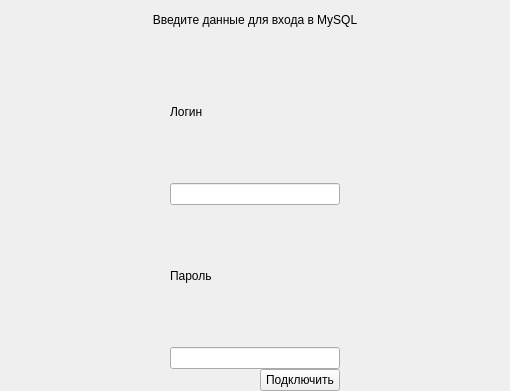
Before: the Qt Designer form assets/ui/connector.ui in Bavalionprolate/face-look, drawn with Qt 5.
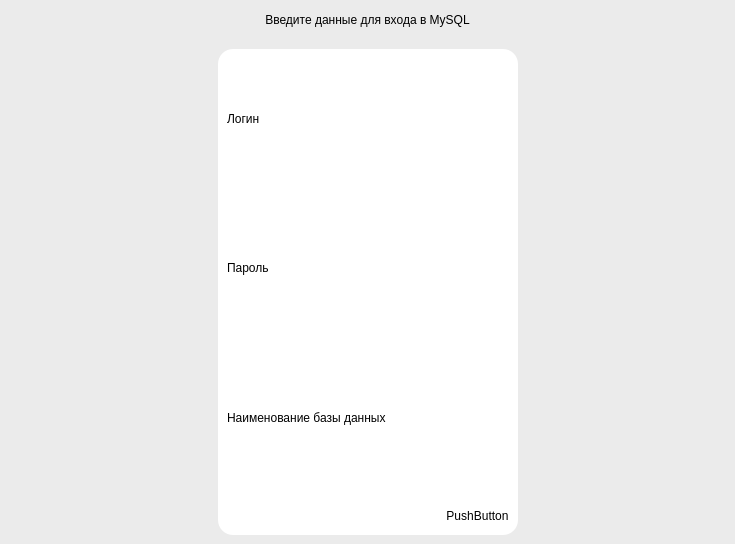
After: the same form once the commit is applied.

Patch:
```diff
--- a/assets/ui/connector.ui
+++ b/assets/ui/connector.ui
@@ -6,13 +6,16 @@
    <rect>
     <x>0</x>
     <y>0</y>
-    <width>510</width>
-    <height>391</height>
+    <width>735</width>
+    <height>544</height>
    </rect>
   </property>
   <property name="windowTitle">
    <string>Connector</string>
   </property>
+  <property name="styleSheet">
+   <string notr="true">background-color: rgb(235, 235, 235);</string>
+  </property>
   <layout class="QVBoxLayout" name="verticalLayout_5">
    <property name="spacing">
     <number>0</number>
@@ -48,21 +51,6 @@
    <item>
     <widget class="QWidget" name="widget" native="true">
      <layout class="QHBoxLayout" name="horizontalLayout_2">
-      <property name="spacing">
-       <number>0</number>
-      </property>
-      <property name="leftMargin">
-       <number>0</number>
-      </property>
-      <property name="topMargin">
-       <number>0</number>
-      </property>
-      <property name="rightMargin">
-       <number>0</number>
-      </property>
-      <property name="bottomMargin">
-       <number>0</number>
-      </property>
       <item>
        <spacer name="horizontalSpacer_2">
         <property name="orientation">
@@ -70,17 +58,33 @@
         </property>
         <property name="sizeHint" stdset="0">
          <size>
-          <width>40</width>
+          <width>200</width>
           <height>20</height>
          </size>
         </property>
        </spacer>
       </item>
       <item>
+       <widget class="QWidget" name="widget_2" native="true">
+        <property name="minimumSize">
+         <size>
+          <width>300</width>
+          <height>0</height>
+         </size>
+        </property>
+        <property name="maximumSize">
+         <size>
+          <width>300</width>
+          <height>16777215</height>
+         </size>
+        </property>
+        <property name="styleSheet">
+         <string notr="true">background-color: #fff;
+border-radius: 15px;
+</string>
+        </property>
        <layout class="QVBoxLayout" name="verticalLayout_4">
         <item>
-         <layout class="QVBoxLayout" name="verticalLayout_3">
-          <item>
            <layout class="QVBoxLayout" name="verticalLayout">
             <item>
              <widget class="QLabel" name="label_2">
@@ -108,6 +112,18 @@
             </item>
            </layout>
           </item>
+         <item>
+          <layout class="QVBoxLayout" name="verticalLayout_3">
+           <item>
+            <widget class="QLabel" name="label_4">
+             <property name="text">
+              <string>Наименование базы данных</string>
+             </property>
+            </widget>
+           </item>
+           <item>
+            <widget class="QLineEdit" name="lineEdit_3"/>
+           </item>
          </layout>
         </item>
         <item>
@@ -128,13 +144,14 @@
           <item>
            <widget class="QPushButton" name="pushButton">
             <property name="text">
-             <string>Подключить</string>
+              <string>PushButton</string>
             </property>
            </widget>
           </item>
          </layout>
         </item>
        </layout>
+       </widget>
       </item>
       <item>
        <spacer name="horizontalSpacer_3">
@@ -143,7 +160,7 @@
         </property>
         <property name="sizeHint" stdset="0">
          <size>
-          <width>40</width>
+          <width>199</width>
           <height>20</height>
          </size>
         </property>
```
Lines whose indentation alone changed are shown as unchanged.
